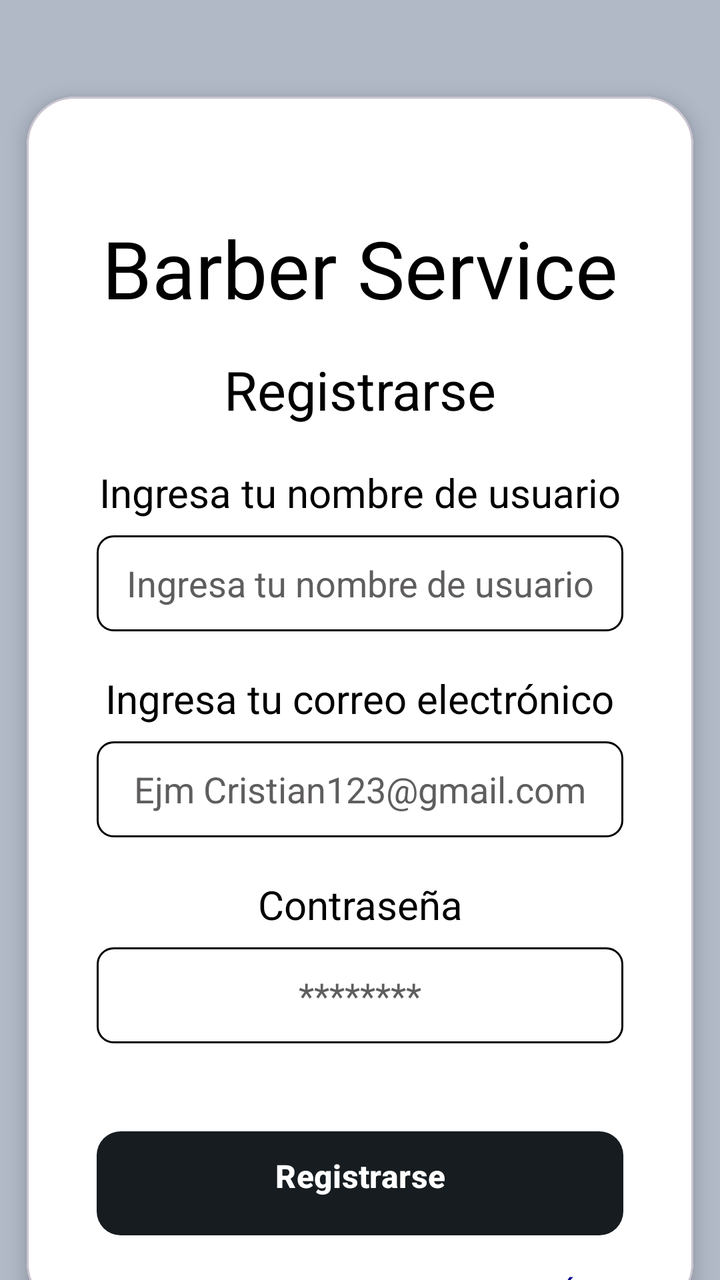
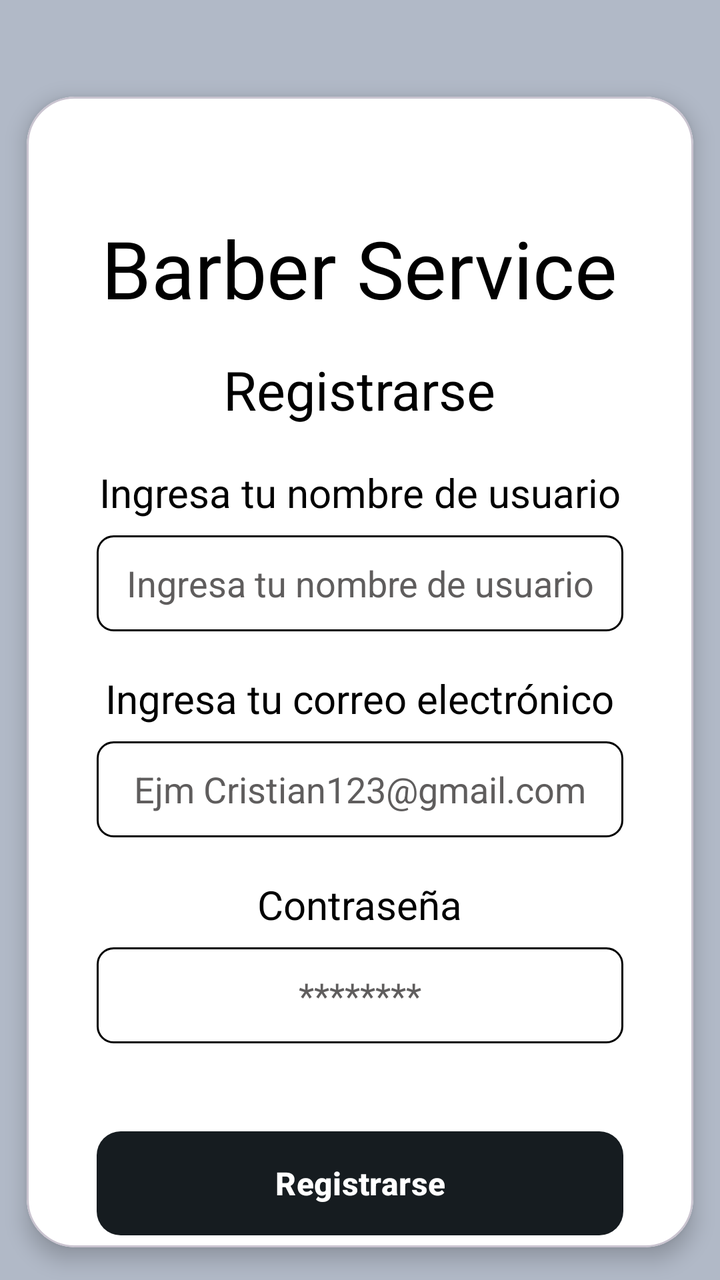

Screens rendered from an Android XML layout before and after an edit, with the pre-edit source and the edit as a unified diff.
<!-- AndroidManifest.xml: application theme Theme.FinalProject -->
<!-- res/layout/activity_register.xml -->
<?xml version="1.0" encoding="utf-8"?>
<androidx.constraintlayout.widget.ConstraintLayout xmlns:android="http://schemas.android.com/apk/res/android"
    xmlns:app="http://schemas.android.com/apk/res-auto"
    xmlns:tools="http://schemas.android.com/tools"
    android:id="@+id/main"
    android:layout_width="match_parent"
    android:layout_height="match_parent"
    android:background="@color/gris_azulado"
    tools:context=".presentation.ui.RegisterActivity">

    <com.google.android.material.card.MaterialCardView
        android:id="@+id/registerCard"
        android:layout_width="match_parent"
        android:layout_height="wrap_content"
        android:layout_marginTop="32dp"
        app:cardBackgroundColor="@android:color/white"
        app:cardCornerRadius="24dp"
        app:cardElevation="6dp"
        app:cardPreventCornerOverlap="true"
        app:cardUseCompatPadding="true"
        app:layout_constraintTop_toTopOf="parent"
        app:layout_constraintStart_toStartOf="parent"
        app:layout_constraintEnd_toEndOf="parent">

        <androidx.constraintlayout.widget.ConstraintLayout
            android:layout_width="match_parent"
            android:layout_height="645dp"
            android:padding="3dp">


            <TextView
                android:id="@+id/tvTittleRegister"
                android:layout_width="wrap_content"
                android:layout_height="wrap_content"
                android:layout_marginTop="56dp"
                android:text="@string/tvTittleRegister_Register"
                android:textColor="@color/black"
                android:textSize="40sp"
                app:layout_constraintEnd_toEndOf="parent"
                app:layout_constraintStart_toStartOf="parent"
                app:layout_constraintTop_toTopOf="parent" />

            <TextView
                android:id="@+id/tvRegister"
                android:layout_width="wrap_content"
                android:layout_height="wrap_content"
                android:layout_marginTop="16dp"
                android:text="@string/tvRegister_Register"
                android:textColor="@color/black"
                android:textSize="27sp"
                app:layout_constraintEnd_toEndOf="parent"
                app:layout_constraintStart_toStartOf="parent"
                app:layout_constraintTop_toBottomOf="@+id/tvTittleRegister" />

            <TextView
                android:id="@+id/tvUserName"
                android:layout_width="wrap_content"
                android:layout_height="wrap_content"
                android:layout_marginTop="20dp"
                android:text="@string/tvUserName_Register"
                android:textColor="@color/black"
                android:textSize="20sp"
                app:layout_constraintEnd_toEndOf="parent"
                app:layout_constraintStart_toStartOf="parent"
                app:layout_constraintTop_toBottomOf="@+id/tvRegister" />

            <EditText
                android:id="@+id/etUserName"
                android:autofillHints="username"
                android:layout_width="0dp"
                android:layout_height="48dp"
                android:layout_marginHorizontal="32dp"
                android:layout_marginTop="8dp"
                android:background="@drawable/bg_border"
                android:hint="@string/tvUserName_Register"
                android:textColorHint="@color/gris_oscuro"
                android:textColor="@color/gris_oscuro"
                android:inputType="textPersonName"
                android:padding="10dp"
                android:textAlignment="center"
                app:layout_constraintEnd_toEndOf="parent"
                app:layout_constraintStart_toStartOf="parent"
                app:layout_constraintTop_toBottomOf="@+id/tvUserName" />

            <TextView
                android:id="@+id/tvEmail"
                android:layout_width="wrap_content"
                android:layout_height="wrap_content"
                android:layout_marginTop="20dp"
                android:text="@string/tvEmail_Register"
                android:textColor="@color/black"
                android:textSize="20sp"
                app:layout_constraintEnd_toEndOf="parent"
                app:layout_constraintStart_toStartOf="parent"
                app:layout_constraintTop_toBottomOf="@+id/etUserName" />

            <EditText
                android:id="@+id/etEmail"
                android:autofillHints="emailAddress"
                android:layout_width="0dp"
                android:layout_height="48dp"
                android:layout_marginHorizontal="32dp"
                android:layout_marginTop="8dp"
                android:background="@drawable/bg_border"
                android:hint="@string/EtEmail_Register"
                android:textColor="@color/gris_oscuro"
                android:textColorHint="@color/gris_oscuro"


                android:inputType="textEmailAddress"
                android:textAlignment="center"
                app:layout_constraintEnd_toEndOf="parent"
                app:layout_constraintStart_toStartOf="parent"
                app:layout_constraintTop_toBottomOf="@+id/tvEmail" />

            <TextView
                android:id="@+id/tvPassword"
                android:layout_width="wrap_content"
                android:layout_height="wrap_content"
                android:layout_marginTop="20dp"
                android:text="@string/tvPassword_Register"
                android:textColor="@color/black"
                android:textSize="20sp"
                app:layout_constraintEnd_toEndOf="parent"
                app:layout_constraintStart_toStartOf="parent"
                app:layout_constraintTop_toBottomOf="@+id/etEmail" />

            <EditText
                android:id="@+id/etPassword"
                android:autofillHints="password"
                android:layout_width="0dp"
                android:layout_height="48dp"
                android:layout_marginHorizontal="32dp"
                android:layout_marginTop="8dp"
                android:background="@drawable/bg_border"
                android:hint="@string/EtPassword_Register"
                android:inputType="textPassword"
                android:textColorHint="@color/gris_oscuro"
                android:textColor="@color/gris_oscuro"
                android:textAlignment="center"
                app:layout_constraintEnd_toEndOf="parent"
                app:layout_constraintStart_toStartOf="parent"
                app:layout_constraintTop_toBottomOf="@+id/tvPassword" />

            <com.google.android.material.button.MaterialButton
                android:id="@+id/btnRegister_Register"
                android:layout_width="0dp"
                android:layout_height="60dp"
                android:layout_marginStart="32dp"
                android:layout_marginTop="40dp"
                android:layout_marginEnd="32dp"
                android:drawableBottom="@drawable/bg_border"
                android:text="@string/btnRegister"
                android:textColor="@android:color/white"
                android:textSize="16sp"
                android:textStyle="bold"
                app:backgroundTint="@color/material_dynamic_neutral_variant10"
                app:cornerRadius="12dp"
                app:layout_constraintEnd_toEndOf="parent"
                app:layout_constraintStart_toStartOf="parent"
                app:layout_constraintTop_toBottomOf="@+id/etPassword" />

            <TextView
                android:id="@+id/tvYaCuenta"
                android:layout_width="wrap_content"
                android:layout_height="wrap_content"
                android:text="@string/YaCuenta"
                android:textColor="@color/black"
                android:textSize="14sp"
                app:layout_constraintBottom_toBottomOf="@+id/btnVolver_Register"
                app:layout_constraintEnd_toStartOf="@+id/btnVolver_Register"
                app:layout_constraintHorizontal_chainStyle="packed"
                app:layout_constraintStart_toStartOf="parent"
                app:layout_constraintTop_toTopOf="@+id/btnVolver_Register" />

            <com.google.android.material.button.MaterialButton
                android:id="@+id/btnVolver_Register"
                style="@style/Widget.MaterialComponents.Button.TextButton"
                android:layout_width="wrap_content"
                android:layout_height="wrap_content"
                android:layout_marginStart="8dp"
                android:text="@string/btnLogin"
                android:textColor="@color/azul_oscuro"
                android:textSize="14sp"
                app:layout_constraintEnd_toEndOf="parent"
                app:layout_constraintStart_toEndOf="@+id/tvYaCuenta"
                app:layout_constraintTop_toBottomOf="@+id/btnRegister_Register" />

        </androidx.constraintlayout.widget.ConstraintLayout>

    </com.google.android.material.card.MaterialCardView>

</androidx.constraintlayout.widget.ConstraintLayout>
<!-- resources referenced by this layout -->
<resources>
  <color name="azul_oscuro">#00008B</color>
  <color name="black">#FF000000</color>
  <color name="gris_azulado">#B1B9C7</color>
  <color name="gris_oscuro">#5F5D5D</color>
  <!-- drawable bg_border (drawable) -->
  <?xml version="1.0" encoding="utf-8"?>
  <shape xmlns:android="http://schemas.android.com/apk/res/android"
      android:shape="rectangle">
      <corners android:radius="8dp"/>
      <stroke android:width="1dip" android:color="@color/black"/>
  </shape>
  <string name="EtEmail_Register">Ejm Cristian123@gmail.com</string>
  <string name="EtPassword_Register">********</string>
  <string name="YaCuenta">¿Ya tienes cuenta?</string>
  <string name="btnLogin">Iniciar sesión</string>
  <string name="btnRegister">Registrarse</string>
  <string name="tvEmail_Register">Ingresa tu correo electrónico</string>
  <string name="tvPassword_Register">Contraseña</string>
  <string name="tvRegister_Register">Registrarse</string>
  <string name="tvTittleRegister_Register">Barber Service</string>
  <string name="tvUserName_Register">Ingresa tu nombre de usuario</string>
  <style name="Theme.FinalProject" parent="Base.Theme.FinalProject" />
  <style name="Base.Theme.FinalProject" parent="Theme.Material3.DayNight.NoActionBar">
          
          
      </style>
</resources>

<!-- the commit's change to res/layout/activity_register.xml (unified diff, before → after) -->
@@ -1,11 +1,13 @@
 <?xml version="1.0" encoding="utf-8"?>
-<androidx.constraintlayout.widget.ConstraintLayout xmlns:android="http://schemas.android.com/apk/res/android"
+<LinearLayout xmlns:android="http://schemas.android.com/apk/res/android"
     xmlns:app="http://schemas.android.com/apk/res-auto"
     xmlns:tools="http://schemas.android.com/tools"
     android:id="@+id/main"
     android:layout_width="match_parent"
     android:layout_height="match_parent"
     android:background="@color/gris_azulado"
+    android:gravity="center_horizontal"
+    android:orientation="vertical"
     tools:context=".presentation.ui.RegisterActivity">
 
     <com.google.android.material.card.MaterialCardView
@@ -17,16 +19,14 @@
         app:cardCornerRadius="24dp"
         app:cardElevation="6dp"
         app:cardPreventCornerOverlap="true"
-        app:cardUseCompatPadding="true"
-        app:layout_constraintTop_toTopOf="parent"
-        app:layout_constraintStart_toStartOf="parent"
-        app:layout_constraintEnd_toEndOf="parent">
+        app:cardUseCompatPadding="true">
 
-        <androidx.constraintlayout.widget.ConstraintLayout
+        <LinearLayout
             android:layout_width="match_parent"
-            android:layout_height="645dp"
+            android:layout_height="wrap_content"
+            android:orientation="vertical"
+            android:gravity="center_horizontal"
             android:padding="3dp">
-
 
             <TextView
                 android:id="@+id/tvTittleRegister"
@@ -35,10 +35,7 @@
                 android:layout_marginTop="56dp"
                 android:text="@string/tvTittleRegister_Register"
                 android:textColor="@color/black"
-                android:textSize="40sp"
-                app:layout_constraintEnd_toEndOf="parent"
-                app:layout_constraintStart_toStartOf="parent"
-                app:layout_constraintTop_toTopOf="parent" />
+                android:textSize="40sp" />
 
             <TextView
                 android:id="@+id/tvRegister"
@@ -47,10 +44,7 @@
                 android:layout_marginTop="16dp"
                 android:text="@string/tvRegister_Register"
                 android:textColor="@color/black"
-                android:textSize="27sp"
-                app:layout_constraintEnd_toEndOf="parent"
-                app:layout_constraintStart_toStartOf="parent"
-                app:layout_constraintTop_toBottomOf="@+id/tvTittleRegister" />
+                android:textSize="27sp" />
 
             <TextView
                 android:id="@+id/tvUserName"
@@ -59,28 +53,22 @@
                 android:layout_marginTop="20dp"
                 android:text="@string/tvUserName_Register"
                 android:textColor="@color/black"
-                android:textSize="20sp"
-                app:layout_constraintEnd_toEndOf="parent"
-                app:layout_constraintStart_toStartOf="parent"
-                app:layout_constraintTop_toBottomOf="@+id/tvRegister" />
+                android:textSize="20sp" />
 
             <EditText
                 android:id="@+id/etUserName"
-                android:autofillHints="username"
-                android:layout_width="0dp"
+                android:layout_width="match_parent"
                 android:layout_height="48dp"
                 android:layout_marginHorizontal="32dp"
                 android:layout_marginTop="8dp"
+                android:autofillHints="username"
                 android:background="@drawable/bg_border"
                 android:hint="@string/tvUserName_Register"
-                android:textColorHint="@color/gris_oscuro"
-                android:textColor="@color/gris_oscuro"
                 android:inputType="textPersonName"
                 android:padding="10dp"
                 android:textAlignment="center"
-                app:layout_constraintEnd_toEndOf="parent"
-                app:layout_constraintStart_toStartOf="parent"
-                app:layout_constraintTop_toBottomOf="@+id/tvUserName" />
+                android:textColor="@color/gris_oscuro"
+                android:textColorHint="@color/gris_oscuro" />
 
             <TextView
                 android:id="@+id/tvEmail"
@@ -89,29 +77,21 @@
                 android:layout_marginTop="20dp"
                 android:text="@string/tvEmail_Register"
                 android:textColor="@color/black"
-                android:textSize="20sp"
-                app:layout_constraintEnd_toEndOf="parent"
-                app:layout_constraintStart_toStartOf="parent"
-                app:layout_constraintTop_toBottomOf="@+id/etUserName" />
+                android:textSize="20sp" />
 
             <EditText
                 android:id="@+id/etEmail"
-                android:autofillHints="emailAddress"
-                android:layout_width="0dp"
+                android:layout_width="match_parent"
                 android:layout_height="48dp"
                 android:layout_marginHorizontal="32dp"
                 android:layout_marginTop="8dp"
+                android:autofillHints="emailAddress"
                 android:background="@drawable/bg_border"
                 android:hint="@string/EtEmail_Register"
-                android:textColor="@color/gris_oscuro"
-                android:textColorHint="@color/gris_oscuro"
-
-
                 android:inputType="textEmailAddress"
                 android:textAlignment="center"
-                app:layout_constraintEnd_toEndOf="parent"
-                app:layout_constraintStart_toStartOf="parent"
-                app:layout_constraintTop_toBottomOf="@+id/tvEmail" />
+                android:textColor="@color/gris_oscuro"
+                android:textColorHint="@color/gris_oscuro" />
 
             <TextView
                 android:id="@+id/tvPassword"
@@ -120,74 +100,60 @@
                 android:layout_marginTop="20dp"
                 android:text="@string/tvPassword_Register"
                 android:textColor="@color/black"
-                android:textSize="20sp"
-                app:layout_constraintEnd_toEndOf="parent"
-                app:layout_constraintStart_toStartOf="parent"
-                app:layout_constraintTop_toBottomOf="@+id/etEmail" />
+                android:textSize="20sp" />
 
             <EditText
                 android:id="@+id/etPassword"
-                android:autofillHints="password"
-                android:layout_width="0dp"
+                android:layout_width="match_parent"
                 android:layout_height="48dp"
                 android:layout_marginHorizontal="32dp"
                 android:layout_marginTop="8dp"
+                android:autofillHints="password"
                 android:background="@drawable/bg_border"
                 android:hint="@string/EtPassword_Register"
                 android:inputType="textPassword"
-                android:textColorHint="@color/gris_oscuro"
+                android:textAlignment="center"
                 android:textColor="@color/gris_oscuro"
-                android:textAlignment="center"
-                app:layout_constraintEnd_toEndOf="parent"
-                app:layout_constraintStart_toStartOf="parent"
-                app:layout_constraintTop_toBottomOf="@+id/tvPassword" />
+                android:textColorHint="@color/gris_oscuro" />
 
             <com.google.android.material.button.MaterialButton
                 android:id="@+id/btnRegister_Register"
-                android:layout_width="0dp"
+                android:layout_width="match_parent"
                 android:layout_height="60dp"
-                android:layout_marginStart="32dp"
+                android:layout_marginHorizontal="32dp"
                 android:layout_marginTop="40dp"
-                android:layout_marginEnd="32dp"
-                android:drawableBottom="@drawable/bg_border"
                 android:text="@string/btnRegister"
                 android:textColor="@android:color/white"
                 android:textSize="16sp"
                 android:textStyle="bold"
                 app:backgroundTint="@color/material_dynamic_neutral_variant10"
-                app:cornerRadius="12dp"
-                app:layout_constraintEnd_toEndOf="parent"
-                app:layout_constraintStart_toStartOf="parent"
-                app:layout_constraintTop_toBottomOf="@+id/etPassword" />
+                app:cornerRadius="12dp" />
 
-            <TextView
-                android:id="@+id/tvYaCuenta"
+            <LinearLayout
                 android:layout_width="wrap_content"
                 android:layout_height="wrap_content"
-                android:text="@string/YaCuenta"
-                android:textColor="@color/black"
-                android:textSize="14sp"
-                app:layout_constraintBottom_toBottomOf="@+id/btnVolver_Register"
-                app:layout_constraintEnd_toStartOf="@+id/btnVolver_Register"
-                app:layout_constraintHorizontal_chainStyle="packed"
-                app:layout_constraintStart_toStartOf="parent"
-                app:layout_constraintTop_toTopOf="@+id/btnVolver_Register" />
+                android:orientation="horizontal"
+                android:gravity="center_vertical">
 
-            <com.google.android.material.button.MaterialButton
-                android:id="@+id/btnVolver_Register"
-                style="@style/Widget.MaterialComponents.Button.TextButton"
-                android:layout_width="wrap_content"
-                android:layout_height="wrap_content"
-                android:layout_marginStart="8dp"
-                android:text="@string/btnLogin"
-                android:textColor="@color/azul_oscuro"
-                android:textSize="14sp"
-                app:layout_constraintEnd_toEndOf="parent"
-                app:layout_constraintStart_toEndOf="@+id/tvYaCuenta"
-                app:layout_constraintTop_toBottomOf="@+id/btnRegister_Register" />
+                <TextView
+                    android:id="@+id/tvYaCuenta"
+                    android:layout_width="wrap_content"
+                    android:layout_height="wrap_content"
+                    android:text="@string/YaCuenta"
+                    android:textColor="@color/black"
+                    android:textSize="14sp" />
 
-        </androidx.constraintlayout.widget.ConstraintLayout>
+                <com.google.android.material.button.MaterialButton
+                    android:id="@+id/btnVolver_Register"
+                    style="@style/Widget.MaterialComponents.Button.TextButton"
+                    android:layout_width="wrap_content"
+                    android:layout_height="wrap_content"
+                    android:layout_marginStart="8dp"
+                    android:text="@string/btnLogin"
+                    android:textColor="@color/azul_oscuro"
+                    android:textSize="14sp" />
+            </LinearLayout>
 
+        </LinearLayout>
     </com.google.android.material.card.MaterialCardView>
-
-</androidx.constraintlayout.widget.ConstraintLayout>
+</LinearLayout>
